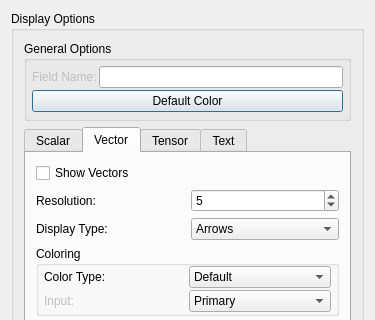
This is src/Interface/Modules/Visualization/ShowFieldGlyphs.ui in SCIInstitute/SCIRun as Qt 5 draws it before an edit; both pictures show x 0 to 375 and y 0 to 320 of the 375 by 792 pixel window. The edited form follows.
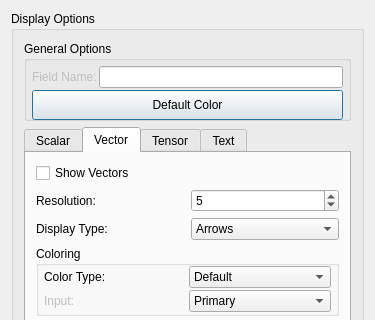
This is the edited form. The open tabs and pages were chosen to show the change.

Commit message: ui limit adjustment

```diff
--- a/src/Interface/Modules/Visualization/ShowFieldGlyphs.ui
+++ b/src/Interface/Modules/Visualization/ShowFieldGlyphs.ui
@@ -112,6 +112,12 @@
            <property name="enabled">
             <bool>true</bool>
            </property>
+           <property name="minimumSize">
+            <size>
+             <width>100</width>
+             <height>30</height>
+            </size>
+           </property>
            <property name="text">
             <string>Default Color</string>
            </property>
```
Left out of the diff: 48 changed lines with no effect on the pictures. The commit also changes 2 other files.
